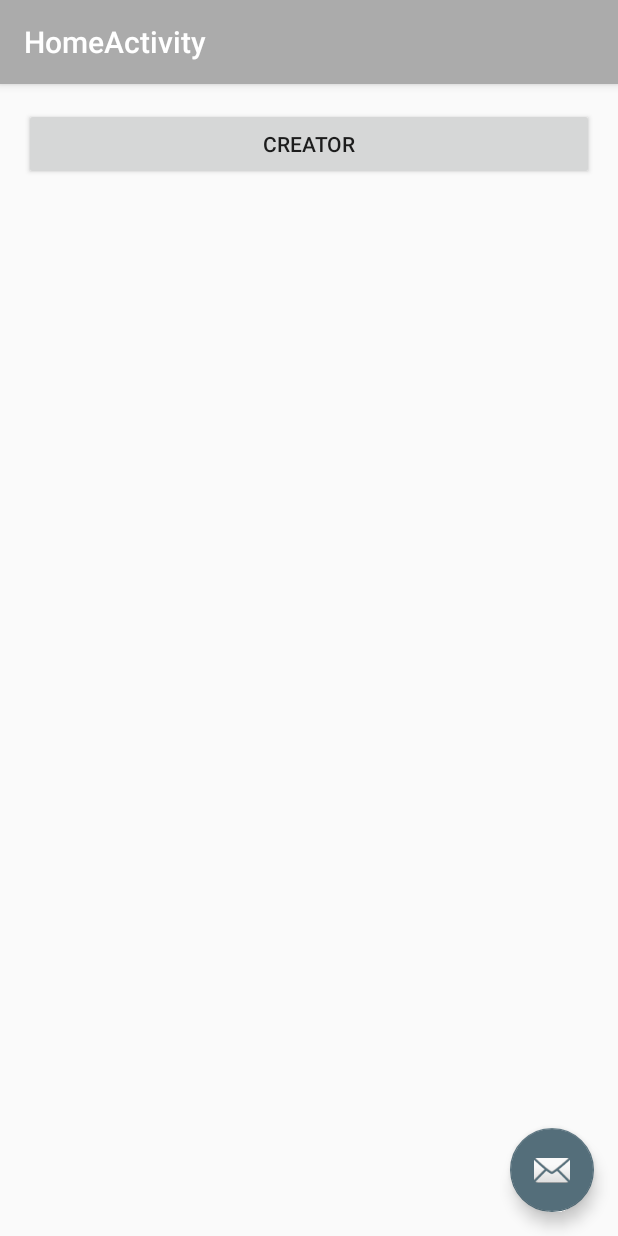
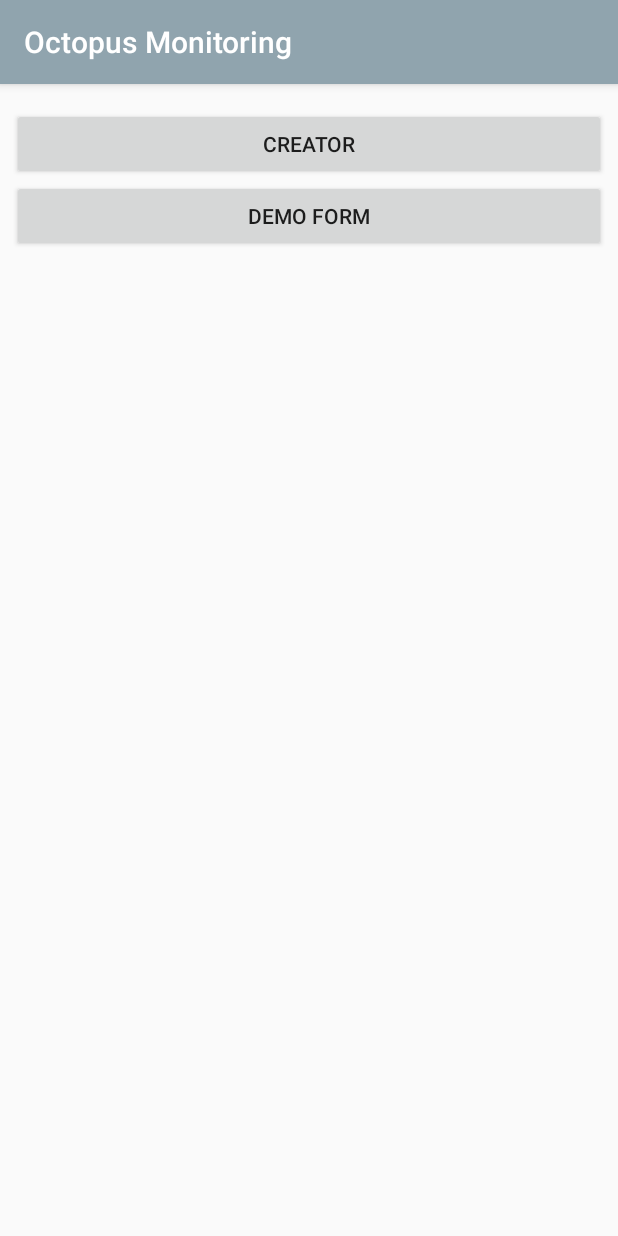
Before and after one commit to Geo-Hub/OctopusMonitoring, an Android app: the screen it shows after launch (HomeActivity), on a phone screen of 412 x 824 dp. Run offline under Robolectric (Android 15) with nearby library versions, the phone set to English and light mode, and no system bars; libraries missing offline, so code that uses them is left out: com.crashlytics.android, io.fabric.sdk, io.fiskur.form; 1 statement that could not run was skipped.

```diff
--- a/app/src/main/AndroidManifest.xml
+++ b/app/src/main/AndroidManifest.xml
@@ -26,7 +26,7 @@
         </activity>
         <activity
             android:name=".HomeActivity"
-            android:label="@string/title_activity_home"
+            android:label="@string/app_name"
             android:theme="@style/AppTheme.NoActionBar">
         </activity>
         <meta-data
--- a/app/src/main/java/org/blueventures/octopusmonitoring/SplashActivity.java
+++ b/app/src/main/java/org/blueventures/octopusmonitoring/SplashActivity.java
@@ -26,7 +26,7 @@ public class SplashActivity extends AppCompatActivity {
     super.onPostCreate(savedInstanceState);
     hide();
 
-    new CountDownTimer(1, 500) {
+    new CountDownTimer(1500, 500) {
 
       public void onTick(long millisUntilFinished) {
         //
--- a/app/src/main/res/layout/activity_home.xml
+++ b/app/src/main/res/layout/activity_home.xml
@@ -24,12 +24,5 @@
 
     <include layout="@layout/content_home"/>
 
-    <android.support.design.widget.FloatingActionButton
-        android:id="@+id/fab"
-        android:layout_width="wrap_content"
-        android:layout_height="wrap_content"
-        android:layout_gravity="bottom|end"
-        android:layout_margin="@dimen/fab_margin"
-        android:src="@android:drawable/ic_dialog_email"/>
 
 </android.support.design.widget.CoordinatorLayout>
--- a/app/src/main/res/layout/content_home.xml
+++ b/app/src/main/res/layout/content_home.xml
@@ -19,4 +19,11 @@
         android:layout_height="wrap_content"
         android:text="Creator"/>
 
+    <Button
+        android:id="@+id/demo_button"
+        android:layout_below="@+id/creator_button"
+        android:layout_width="match_parent"
+        android:layout_height="wrap_content"
+        android:text="Demo Form"/>
+
 </RelativeLayout>
--- a/app/src/main/res/values/colors.xml
+++ b/app/src/main/res/values/colors.xml
@@ -1,8 +1,9 @@
 <?xml version="1.0" encoding="utf-8"?>
 <resources>
-    <color name="colorPrimary">#ababab</color>
-    <color name="colorPrimaryDark">#333637</color>
+    <color name="colorPrimary">#90a4ae</color>
+    <color name="colorPrimaryDark">#455a64</color>
     <color name="colorAccent">#546e7a</color>
 
     <color name="black_overlay">#66000000</color>
+    <color name="green_bright">#00ff55</color>
 </resources>
--- a/app/src/main/res/values/dimens.xml
+++ b/app/src/main/res/values/dimens.xml
@@ -1,6 +1,6 @@
 <resources>
     <!-- Default screen margins, per the Android Design guidelines. -->
-    <dimen name="activity_horizontal_margin">16dp</dimen>
+    <dimen name="activity_horizontal_margin">8dp</dimen>
     <dimen name="activity_vertical_margin">16dp</dimen>
     <dimen name="fab_margin">16dp</dimen>
     <dimen name="progress_diam">56dp</dimen>
--- a/app/src/main/res/values/strings.xml
+++ b/app/src/main/res/values/strings.xml
@@ -2,8 +2,12 @@
     <string name="app_name">Octopus Monitoring</string>
     <string name="action_settings">Settings</string>
 
-    <string name="title_activity_splash">SplashActivity</string>
+    <string name="title_activity_splash">Octopus Monitoring</string>
     <string name="dummy_button">Dummy Button</string>
     <string name="dummy_content">DUMMY\nCONTENT</string>
     <string name="title_activity_home">HomeActivity</string>
+    <string name="warning">Warning</string>
+    <string name="ok">Ok</string>
+    <string name="cancel">Cancel</string>
+    <string name="dismiss_are_you_sure">Form not saved, are you sure you want to exit and lose this data?</string>
 </resources>
--- a/app/src/main/res/values/styles.xml
+++ b/app/src/main/res/values/styles.xml
@@ -29,4 +29,8 @@
         <item name="android:background">@color/black_overlay</item>
     </style>
 
+    <style name="ToggleSwitchTheme" parent="ThemeOverlay.AppCompat.Light">
+        <item name="colorAccent">@color/green_bright</item>
+    </style>
+
 </resources>
```
Also changed, not shown: app/src/main/java/org/blueventures/octopusmonitoring/FormActivity.java (+23 -8 lines), app/src/main/java/org/blueventures/octopusmonitoring/HomeActivity.java (+29 -3 lines), app/src/main/res/raw/demo_form.json (added, +115 -0 lines), app/src/main/res/mipmap-hdpi/ic_launcher.png, app/src/main/res/mipmap-mdpi/ic_launcher.png, app/src/main/res/mipmap-xhdpi/ic_launcher.png, app/src/main/res/mipmap-xxhdpi/ic_launcher.png, app/src/main/res/mipmap-xxxhdpi/ic_launcher.png.
